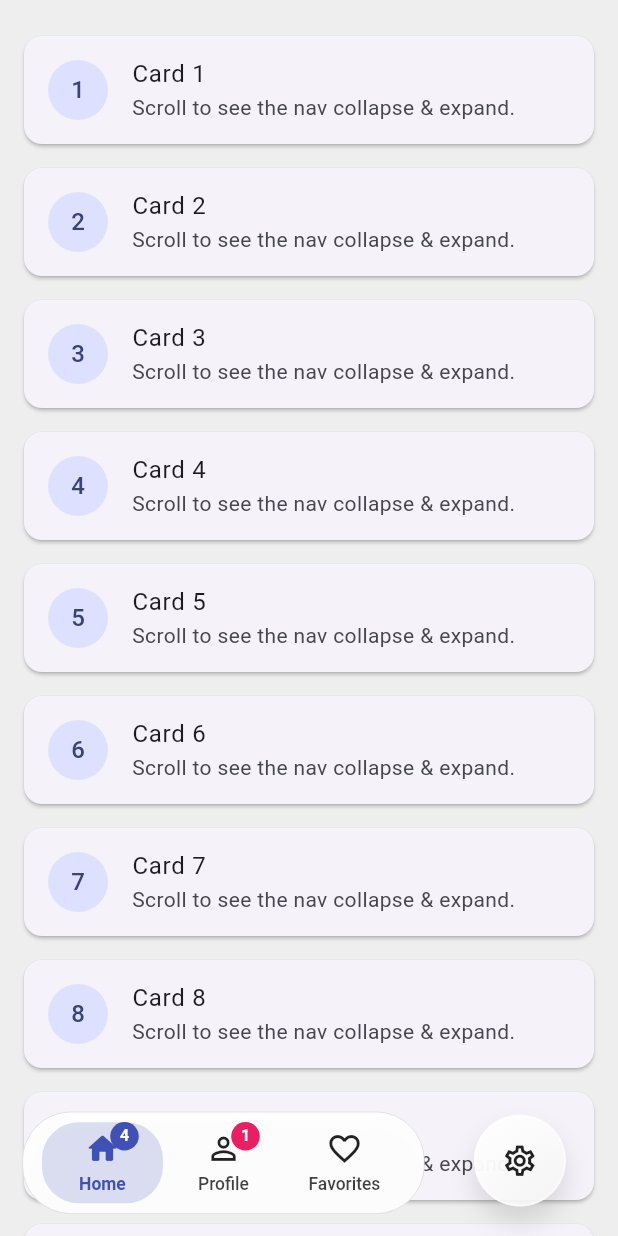
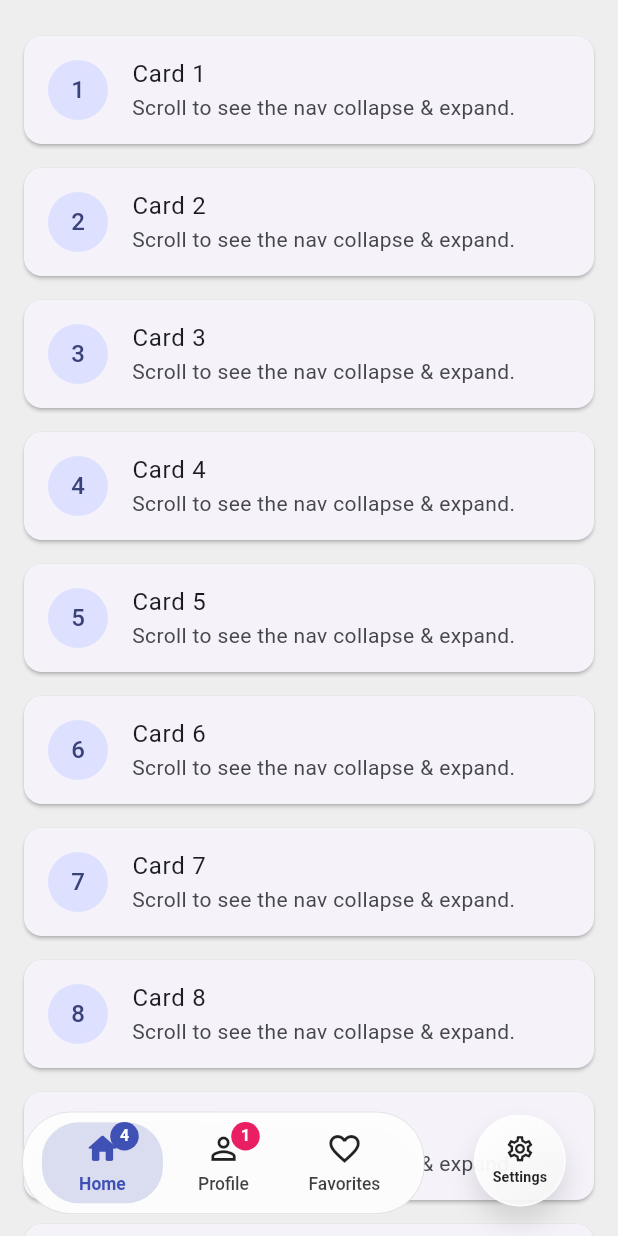
Before and after one commit to mesutissever/adaptive_nav_bar, a Flutter app: the screen it shows after launch, on a phone screen of 412 x 824 dp. Run offline on Flutter 3.47's test engine with Material 3 defaults, Android fonts, the phone set to English and light mode, and no system bars; missing offline and left inert: cupertino_native.

Commit message:
feat: Enhance README and main.dart for improved detached bubble labels and layout

```diff
--- a/example/lib/main.dart
+++ b/example/lib/main.dart
@@ -79,7 +79,7 @@ class _DemoHomeState extends State<_DemoHome> {
       selectedLabelTextStyle: TextStyle(fontWeight: FontWeight.w600),
     ),
 
-    // Float the Settings item; add more indexes for extra bubbles.
+    // Float the Settings item; icon + label live inside the bubble and scale down to fit.
     detachedIndexes: const [3],
     detachedItemPadding: const EdgeInsets.only(right: 20, bottom: 5),
     detachedItemSpacing: 14,
--- a/lib/src/adaptive_nav_scaffold.dart
+++ b/lib/src/adaptive_nav_scaffold.dart
@@ -1,12 +1,9 @@
 import 'dart:io' show Platform;
 import 'dart:math';
 import 'dart:ui';
-
 import 'package:cupertino_native/cupertino_native.dart';
-import 'package:flutter/cupertino.dart';
 import 'package:flutter/foundation.dart';
 import 'package:flutter/material.dart';
-import 'package:flutter/rendering.dart';
 import 'package:flutter/services.dart';
 
 class ResponsiveScale {
@@ -173,16 +170,16 @@ class AdaptiveNavConfig {
   final int cupertinoTrailingNativeCount;
   final double cupertinoSplitSpacing;
 
-  // Detached button system - parametrik olarak istediğiniz butonları ayrı yapabilirsiniz
+  // Detached button system - parameterize any items you want to float outside
   final List<int>
-  detachedIndexes; // Ayrı gösterilecek buton index'leri (örn: [3] veya [2, 3])
+  detachedIndexes; // Indexes that should render as detached bubbles (e.g., [3] or [2, 3])
   final DetachedItemBuilder? detachedItemBuilder; // Custom builder
-  final EdgeInsets? detachedItemPadding; // Detached butonların padding'i
-  final double detachedItemSpacing; // Detached butonlar arası boşluk
-  final double detachedItemSize; // Detached buton boyutu
+  final EdgeInsets? detachedItemPadding; // Padding for detached bubbles
+  final double detachedItemSpacing; // Spacing between detached bubbles
+  final double detachedItemSize; // Size of each detached bubble
 
   @Deprecated('Use detachedIndexes instead')
-  final int? detachedIndex; // Geriye dönük uyumluluk için
+  final int? detachedIndex; // Backward compatibility
 
   AdaptiveNavConfig({
     required this.items,
@@ -433,7 +430,7 @@ class _AdaptiveNavBarState extends State<AdaptiveNavBar> {
       return _buildNativeiOS26Bar();
     }
 
-    // iOS 26 öncesi veya Android → iOS 26 style taklit
+    // iOS 26 or earlier, or Android → mimic the iOS 26 pill style
     return _buildCustomiOS26StyleBar();
   }
 
@@ -574,7 +571,7 @@ class _AdaptiveNavBarState extends State<AdaptiveNavBar> {
       padding: EdgeInsets.only(
         left: horizontalMargin,
         right: horizontalMargin,
-        // bottom: 50.adaptive_h, // Alt çentikten boşluk
+        // bottom: 50.adaptive_h, // Leave gap for home indicator
       ),
       child: navBar,
     );
@@ -593,7 +590,7 @@ class _AdaptiveNavBarState extends State<AdaptiveNavBar> {
       );
     }
 
-    // Eğer native split kullanılmıyorsa detached overlay ekle
+    // If native split is not used, add detached overlay
     if (!useNativeSplit && detachedItems.isNotEmpty) {
       overlay.add(_buildDetachedOverlay(detachedItems));
     }
@@ -636,18 +633,18 @@ class _AdaptiveNavBarState extends State<AdaptiveNavBar> {
         ? Duration.zero
         : behavior.opacityDuration;
 
-    // Detached butonlar için padding
+    // Padding for detached buttons
     final detachedPadding = widget.config.detachedItemPadding;
     final detachedRightOffset = detachedPadding?.right ?? 12.adaptive_w;
     final detachedBottomOffset = detachedPadding?.bottom ?? 8.adaptive_h;
 
-    // Settings butonu için navigation bar'dan buton genişliği + ekstra boşluk ayır
+    // Reserve extra space on the right if detached bubbles are present
     final settingsSpace = detachedItems.isNotEmpty
         ? (widget.config.detachedItemSize.adaptive_w +
               50.adaptive_w) // 58 + 20 = 78px
         : 0.0;
 
-    // Navigation bar - Settings için sağdan 78px boşluk bırak
+    // Navigation bar with reserved right-side space
     final navBarContent = Padding(
       padding: EdgeInsets.only(right: settingsSpace),
       child: ClipRRect(
@@ -702,14 +699,14 @@ class _AdaptiveNavBarState extends State<AdaptiveNavBar> {
       ),
     );
 
-    // Navigation bar ve detached butonları Stack ile birleştir
+    // Combine navigation bar and detached buttons in a Stack
     Widget scaledContent = Stack(
       clipBehavior: Clip.none,
       children: [
-        // Navigation bar - sağdan 78px daha dar
+        // Navigation bar, narrower on the right
         navBarContent,
 
-        // Detached butonlar - navigation bar'ın sağ üstünde overlay
+        // Detached buttons overlayed on top-right of the bar
         if (detachedItems.isNotEmpty)
           Positioned(
             right: detachedRightOffset,
@@ -723,7 +720,7 @@ class _AdaptiveNavBarState extends State<AdaptiveNavBar> {
       ],
     );
 
-    // Tüm container'ı birlikte scale et
+    // Scale the entire container together
     Widget navBar = Align(
       alignment: Alignment.bottomCenter,
       child: AnimatedScale(
@@ -743,18 +740,18 @@ class _AdaptiveNavBarState extends State<AdaptiveNavBar> {
       padding: EdgeInsets.only(
         left: horizontalMargin,
         right: horizontalMargin,
-        bottom: 15.adaptive_h, // Alt çentikten boşluk
+        bottom: 15.adaptive_h, // Leave gap for home indicator
       ),
       child: navBar,
     );
 
-    // Stack ile overlay'ları ekle
+    // Add overlays with a Stack
     final trailingAction = widget.config.trailingAction;
     final trailingPadding = widget.config.trailingActionPadding;
 
     final overlayWidgets = <Widget>[navBar];
 
-    // Trailing action ekle
+    // Add trailing action
     if (trailingAction != null) {
       final defaultBottomOffset = hasHomeIndicator
           ? safeBottom + 6.adaptive_h
@@ -768,7 +765,7 @@ class _AdaptiveNavBarState extends State<AdaptiveNavBar> {
       );
     }
 
-    // Eğer overlay varsa Stack kullan
+    // Use a Stack if we have overlays
     if (overlayWidgets.length > 1) {
       return Stack(
         alignment: Alignment.bottomCenter,
@@ -780,7 +777,7 @@ class _AdaptiveNavBarState extends State<AdaptiveNavBar> {
     return navBar;
   }
 
-  // Detached butonların toplam genişliğini hesapla (spacing dahil)
+  // Compute total width for detached buttons (including spacing)
   double _computeDetachedTotalWidth(int detachedCount) {
     if (detachedCount <= 0) return 0;
     final bubbleSize = widget.config.detachedItemSize.adaptive_w;
@@ -788,7 +785,7 @@ class _AdaptiveNavBarState extends State<AdaptiveNavBar> {
     return detachedCount * bubbleSize + max(0, detachedCount - 1) * spacing;
   }
 
-  // Detached butonları row olarak oluştur
+  // Build detached buttons as a row
   Widget _buildDetachedRow(List<_IndexedNavItem> entries) {
     if (entries.isEmpty) return const SizedBox.shrink();
 
@@ -856,7 +853,7 @@ class _AdaptiveNavBarState extends State<AdaptiveNavBar> {
   Set<int> _resolveDetachedIndexes() {
     final resolved = <int>{};
 
-    // Önce yeni detachedIndexes listesini kontrol et
+    // Prefer the new detachedIndexes list
     if (_config.detachedIndexes.isNotEmpty) {
       for (final index in _config.detachedIndexes) {
         if (index >= 0 && index < _navItems.length) {
@@ -866,7 +863,7 @@ class _AdaptiveNavBarState extends State<AdaptiveNavBar> {
       return resolved;
     }
 
-    // Fallback: cupertinoTrailingNativeCount kullan
+    // Fallback: use cupertinoTrailingNativeCount
     final fallbackCount = min(_config.cupertinoTrailingNativeCount, 1);
     if (fallbackCount <= 0) return resolved;
     final count = min(
@@ -944,8 +941,7 @@ class _AdaptiveNavBarState extends State<AdaptiveNavBar> {
   }
 
   Widget _buildDetachedOverlay(List<_IndexedNavItem> entries) {
-    // Bu metod sadece iOS 26 native bar için kullanılıyor
-    // Burada da detached butonlar navigation bar ile birlikte scale olmalı
+    // Used only for the iOS 26 native bar; detached buttons should scale with it
     if (entries.isEmpty) return const SizedBox.shrink();
 
     final padding = widget.config.detachedItemPadding;
@@ -1004,13 +1000,16 @@ class _AdaptiveNavBarState extends State<AdaptiveNavBar> {
     final iconColor = isSelected
         ? Colors.white
         : item.inactiveColor ?? Colors.black87;
+    final iconSize = 20.adaptive_r;
     final bubbleSize = widget.config.detachedItemSize.adaptive_w;
+    final labelWidth = bubbleSize * 0.78;
     final borderColor = isSelected
         ? Colors.white.withValues(alpha: 0.7)
         : Colors.white.withValues(alpha: 0.45);
     final shadowColor = isSelected
         ? primary.withValues(alpha: 0.45)
         : Colors.black.withValues(alpha: 0.12);
+    final labelColor = iconColor;
     return SizedBox(
       width: bubbleSize,
       height: bubbleSize,
@@ -1034,7 +1033,31 @@ class _AdaptiveNavBarState extends State<AdaptiveNavBar> {
               ],
             ),
             child: Center(
-              child: Icon(iconData, color: iconColor, size: 24.adaptive_r),
+              child: Column(
+                mainAxisSize: MainAxisSize.min,
+                children: [
+                  Icon(iconData, color: iconColor, size: iconSize),
+                  SizedBox(height: 2.adaptive_h),
+                  SizedBox(
+                    width: labelWidth,
+                    child: FittedBox(
+                      fit: BoxFit.scaleDown,
+                      child: Text(
+                        item.label,
+                        maxLines: 1,
+                        overflow: TextOverflow.ellipsis,
+                        textAlign: TextAlign.center,
+                        style: TextStyle(
+                          color: labelColor,
+                          fontSize: 9.adaptive_sp,
+                          fontWeight: FontWeight.w600,
+                          letterSpacing: 0.1,
+                        ),
+                      ),
+                    ),
+                  ),
+                ],
+              ),
             ),
           ),
 
```
Also changed, not shown: 1 other file.
